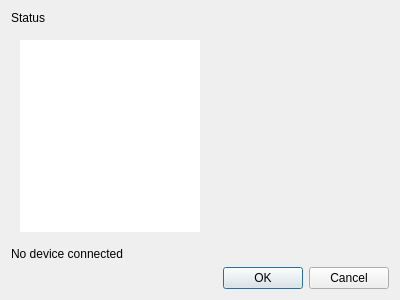
This is src/networking/server.ui in kitswas/VirtualGamePad-PC as Qt 5 draws it before an edit. The edited form follows.
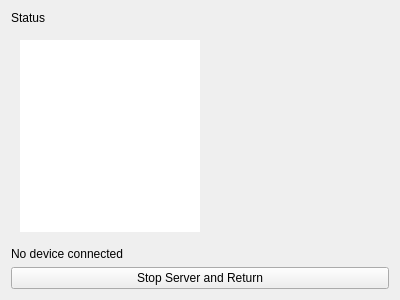
This is the edited form.

Commit message: Changed Server base to QWidget

```diff
--- a/src/networking/server.ui
+++ b/src/networking/server.ui
@@ -1,7 +1,7 @@
 <?xml version="1.0" encoding="UTF-8"?>
 <ui version="4.0">
  <class>Server</class>
- <widget class="QDialog" name="Server">
+ <widget class="QWidget" name="Server">
   <property name="geometry">
    <rect>
     <x>0</x>
@@ -84,12 +84,9 @@
     </widget>
    </item>
    <item>
-    <widget class="QDialogButtonBox" name="buttonBox">
-     <property name="orientation">
-      <enum>Qt::Horizontal</enum>
-     </property>
-     <property name="standardButtons">
-      <set>QDialogButtonBox::Cancel|QDialogButtonBox::Ok</set>
+    <widget class="QPushButton" name="stopButton">
+     <property name="text">
+      <string>Stop Server and Return</string>
      </property>
     </widget>
    </item>
```
Left out of the diff: 39 changed lines with no effect on the pictures. The commit also changes 2 other files.
